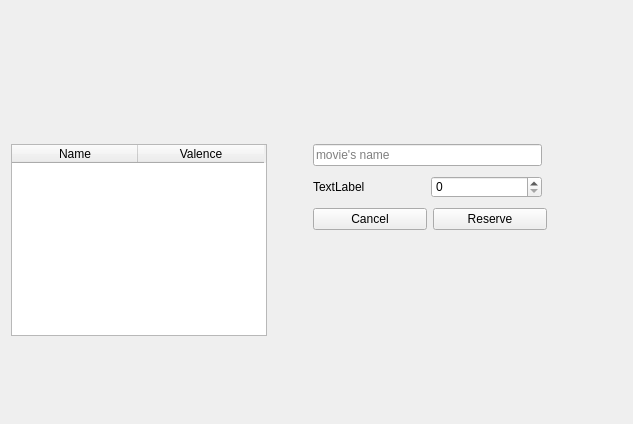
EotDc35F/project, file reserve.ui: the form before one commit.
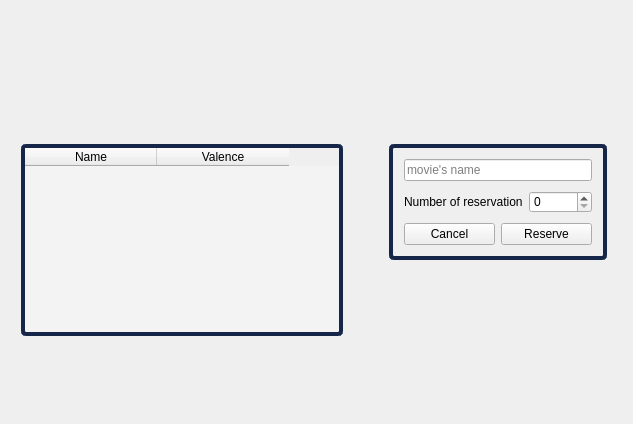
The form after the commit. Icons and pictures are not drawn.

What changed in the file:
```diff
--- a/reserve.ui
+++ b/reserve.ui
@@ -21,7 +21,31 @@
 #back:hover
 {
 background-color:rgb(197, 206, 201);
-}</string>
+}
+#reserve
+{
+background:url(:/image/pngtree-blue-splash-color-fog-smoke-background-image_313035.jpg)
+}
+#cancel:hover
+{
+background-color:rgb(166, 224, 255);
+}
+#reserve_2:hover
+{
+background-color:rgb(166, 224, 255);
+}
+#main
+{
+border:4px solid rgb(22, 38, 72);
+border-radius:5px;
+}
+#tableWidget
+{
+border:4px solid rgb(22, 38, 72);
+border-radius:5px;
+background-color:rgb(243, 243, 243)
+}
+</string>
   </property>
   <layout class="QVBoxLayout" name="verticalLayout">
    <item>
@@ -102,9 +126,15 @@
    </item>
    <item>
     <layout class="QHBoxLayout" name="horizontalLayout_2">
+     <property name="leftMargin">
+      <number>10</number>
+     </property>
      <property name="topMargin">
       <number>0</number>
      </property>
+     <property name="rightMargin">
+      <number>15</number>
+     </property>
      <property name="bottomMargin">
       <number>0</number>
      </property>
@@ -129,7 +159,7 @@
          </property>
          <property name="minimumSize">
           <size>
-           <width>0</width>
+           <width>322</width>
            <height>0</height>
           </size>
          </property>
@@ -149,7 +179,7 @@
           <set>QAbstractItemView::NoEditTriggers</set>
          </property>
          <attribute name="horizontalHeaderDefaultSectionSize">
-          <number>126</number>
+          <number>132</number>
          </attribute>
          <column>
           <property name="text">
@@ -182,17 +212,33 @@
       </spacer>
      </item>
      <item>
-      <layout class="QVBoxLayout" name="verticalLayout_2">
+      <layout class="QVBoxLayout" name="verticalLayout_5">
+       <property name="leftMargin">
+        <number>0</number>
+       </property>
        <property name="topMargin">
         <number>0</number>
        </property>
+       <property name="rightMargin">
+        <number>0</number>
+       </property>
        <property name="bottomMargin">
-        <number>0</number>
+        <number>10</number>
        </property>
        <item>
+        <widget class="QWidget" name="main" native="true">
         <layout class="QVBoxLayout" name="verticalLayout_4">
+          <property name="leftMargin">
+           <number>15</number>
+          </property>
          <property name="topMargin">
-          <number>0</number>
+           <number>15</number>
+          </property>
+          <property name="rightMargin">
+           <number>15</number>
+          </property>
+          <property name="bottomMargin">
+           <number>15</number>
          </property>
          <item>
           <layout class="QHBoxLayout" name="horizontalLayout_5">
@@ -206,22 +252,6 @@
              </property>
             </widget>
            </item>
-           <item>
-            <spacer name="horizontalSpacer_5">
-             <property name="orientation">
-              <enum>Qt::Horizontal</enum>
-             </property>
-             <property name="sizeType">
-              <enum>QSizePolicy::Fixed</enum>
-             </property>
-             <property name="sizeHint" stdset="0">
-              <size>
-               <width>80</width>
-               <height>20</height>
-              </size>
-             </property>
-            </spacer>
-           </item>
           </layout>
          </item>
          <item>
@@ -247,8 +277,15 @@
            </property>
            <item>
             <widget class="QLabel" name="label_2">
+              <property name="font">
+               <font>
+                <pointsize>9</pointsize>
+                <weight>50</weight>
+                <bold>false</bold>
+               </font>
+              </property>
              <property name="text">
-              <string>TextLabel</string>
+               <string>Number of reservation</string>
              </property>
              <property name="margin">
               <number>3</number>
@@ -258,22 +295,6 @@
            <item>
             <widget class="QSpinBox" name="number"/>
            </item>
-           <item>
-            <spacer name="horizontalSpacer_4">
-             <property name="orientation">
-              <enum>Qt::Horizontal</enum>
-             </property>
-             <property name="sizeType">
-              <enum>QSizePolicy::Fixed</enum>
-             </property>
-             <property name="sizeHint" stdset="0">
-              <size>
-               <width>80</width>
-               <height>20</height>
-              </size>
-             </property>
-            </spacer>
-           </item>
           </layout>
          </item>
          <item>
@@ -326,26 +347,13 @@
              </property>
             </widget>
            </item>
-           <item>
-            <spacer name="horizontalSpacer_6">
-             <property name="orientation">
-              <enum>Qt::Horizontal</enum>
-             </property>
-             <property name="sizeType">
-              <enum>QSizePolicy::Fixed</enum>
-             </property>
-             <property name="sizeHint" stdset="0">
-              <size>
-               <width>75</width>
-               <height>20</height>
-              </size>
-             </property>
-            </spacer>
-           </item>
-          </layout>
+           </layout>
+          </item>
+         </layout>
+        </widget>
          </item>
          <item>
-          <spacer name="verticalSpacer_2">
+        <spacer name="verticalSpacer_6">
            <property name="orientation">
             <enum>Qt::Vertical</enum>
            </property>
@@ -356,8 +364,6 @@
             </size>
            </property>
           </spacer>
-         </item>
-        </layout>
        </item>
       </layout>
      </item>
```
Lines whose indentation alone changed are shown as unchanged.
